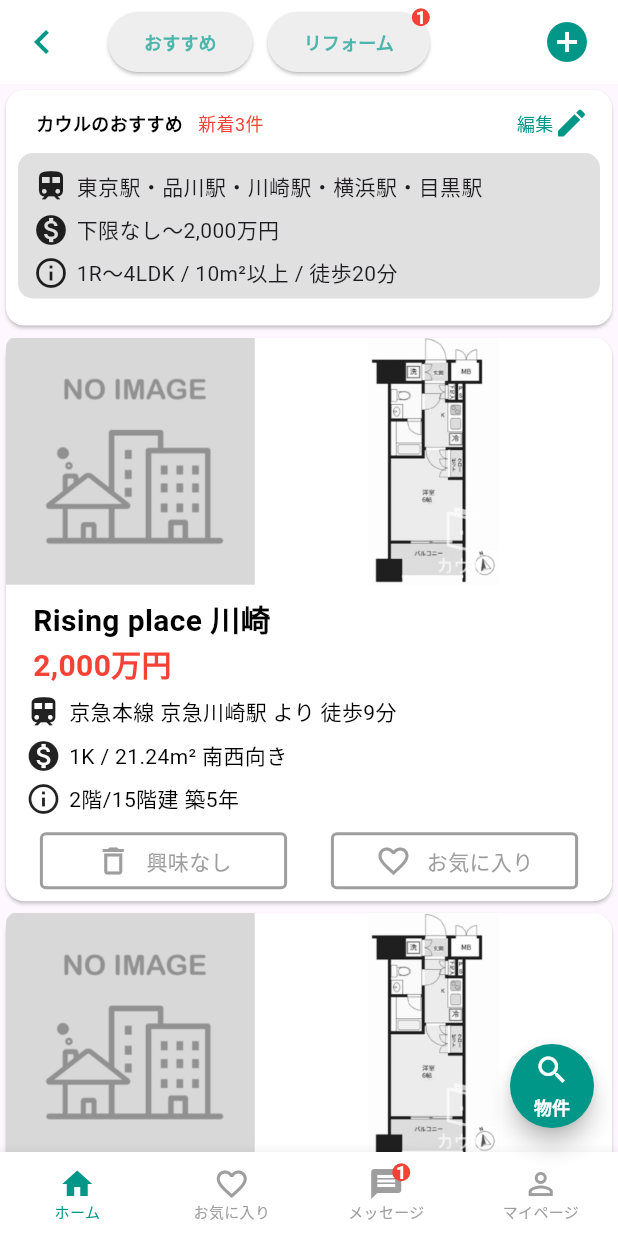
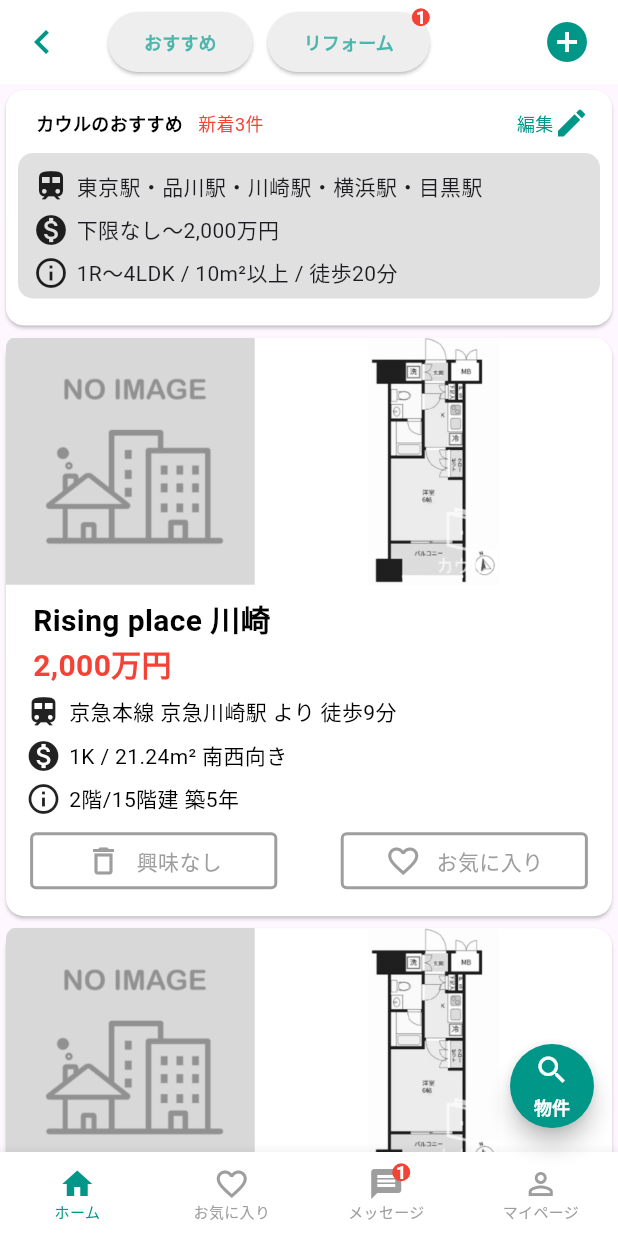
Before and after one commit to HikaruKusanagi27/flutter-tutorial, a Flutter app: the screen it shows after launch, after a tap on "2.2 Residence", on a phone screen of 412 x 824 dp. Run offline on Flutter 3.47's test engine with Material 3 defaults, Android fonts, the phone set to English and light mode, and no system bars.

Commit message:
fix: 修正

```diff
--- a/lib/building/building_layout_page.dart
+++ b/lib/building/building_layout_page.dart
@@ -5,14 +5,14 @@ class BuildingLayoutPage extends StatelessWidget {
 
   @override
   Widget build(BuildContext context) {
-    const String appTitle = 'Flutter layout demo';
+    const appTitle = 'Flutter layout demo';
     return MaterialApp(
       title: appTitle,
       home: Scaffold(
         appBar: AppBar(
-          title: Center(child: const Text(appTitle)),
+          title: const Center(child: Text(appTitle)),
         ),
-        body: SingleChildScrollView(
+        body: const SingleChildScrollView(
           child: Column(
             children: [
               ImageSection(
@@ -94,7 +94,7 @@ class ButtonSection extends StatelessWidget {
 
   @override
   Widget build(BuildContext context) {
-    final Color color = Theme.of(context).primaryColor;
+    final color = Theme.of(context).primaryColor;
     return SizedBox(
       child: Row(
         mainAxisAlignment: MainAxisAlignment.spaceEvenly,
@@ -222,9 +222,9 @@ class _FavoriteWidgetState extends State<FavoriteWidget> {
       mainAxisSize: MainAxisSize.min,
       children: [
         Container(
-          padding: const EdgeInsets.all(0),
+          padding: EdgeInsets.zero,
           child: IconButton(
-            padding: const EdgeInsets.all(0),
+            padding: EdgeInsets.zero,
             alignment: Alignment.center,
             icon: (_isFavorited
                 ? const Icon(Icons.star)
--- a/lib/index_page.dart
+++ b/lib/index_page.dart
@@ -19,43 +19,57 @@ class IndexPage extends StatelessWidget {
               onPressed: () {
                 Navigator.push(
                   context,
-                    MaterialPageRoute(
-                        builder: (context) => BuildingLayoutPage()),
+                  MaterialPageRoute<BuildingLayoutPage>(
+                    builder: (context) => const BuildingLayoutPage(),
+                  ),
                 );
               },
-                child: Text('Tutorial1')),
+              child: const Text('Tutorial1'),
+            ),
             ElevatedButton(
               onPressed: () {
                 Navigator.push(
                   context,
-                    MaterialPageRoute(builder: (context) => AnimationPage()),
+                  MaterialPageRoute<AnimationPage>(
+                    builder: (context) => const AnimationPage(),
+                  ),
                 );
               },
-                child: Text('Tutorial1-1')),
+              child: const Text('Tutorial1-1'),
+            ),
             ElevatedButton(
               onPressed: () {
                 Navigator.push(
                   context,
-                    MaterialPageRoute(builder: (context) => YoutubePage()),
+                  MaterialPageRoute<YoutubePage>(
+                    builder: (context) => const YoutubePage(),
+                  ),
                 );
               },
-                child: Text('2.1 YouTube')),
+              child: const Text('2.1 YouTube'),
+            ),
             ElevatedButton(
               onPressed: () {
                 Navigator.push(
                   context,
-                    MaterialPageRoute(builder: (context) => ResidencePage()),
+                  MaterialPageRoute<ResidencePage>(
+                    builder: (context) => const ResidencePage(),
+                  ),
                 );
               },
-                child: Text('2.2 Residence')),
+              child: const Text('2.2 Residence'),
+            ),
             ElevatedButton(
               onPressed: () {
                 Navigator.push(
                   context,
-                    MaterialPageRoute(builder: (context) => MerucariPage()),
+                  MaterialPageRoute<MerucariPage>(
+                    builder: (context) => const MerucariPage(),
+                  ),
                 );
               },
-                child: Text('2.3 mercari')),
+              child: const Text('2.3 mercari'),
+            ),
           ],
         ),
       ),
--- a/lib/residence/residence_page.dart
+++ b/lib/residence/residence_page.dart
@@ -8,8 +8,8 @@ class ResidencePage extends StatelessWidget {
   @override
   Widget build(BuildContext context) {
     return Scaffold(
-      appBar: _AppBarWidget(),
-      body: SingleChildScrollView(
+      appBar: const _AppBarWidget(),
+      body: const SingleChildScrollView(
         child: Column(
           children: [
             _RecommendedPropertiesCard(),
@@ -19,10 +19,10 @@ class ResidencePage extends StatelessWidget {
         ),
       ),
       floatingActionButton: FloatingActionButton(
-        shape: CircleBorder(),
+        shape: const CircleBorder(),
         onPressed: () {},
         backgroundColor: Colors.teal,
-        child: Column(
+        child: const Column(
           mainAxisAlignment: MainAxisAlignment.center,
           children: [
             Icon(Icons.search, size: 24, color: Colors.white),
@@ -38,7 +38,7 @@ class ResidencePage extends StatelessWidget {
           ],
         ),
       ),
-      bottomNavigationBar: BottomBarWidget(),
+      bottomNavigationBar: const BottomBarWidget(),
     );
   }
 }
@@ -53,7 +53,8 @@ class _AppBarWidget extends StatelessWidget implements PreferredSizeWidget {
     return AppBar(
       backgroundColor: Colors.white,
       leading: IconButton(
-        icon: Icon(Icons.keyboard_arrow_left, color: Colors.teal, size: 32),
+        icon:
+            const Icon(Icons.keyboard_arrow_left, color: Colors.teal, size: 32),
         onPressed: () {
           Navigator.pop(context);
         },
@@ -74,7 +75,7 @@ class _AppBarWidget extends StatelessWidget implements PreferredSizeWidget {
               ),
             ),
           ),
-          SizedBox(width: 10),
+          const SizedBox(width: 10),
           Stack(
             children: [
               ElevatedButton(
@@ -94,16 +95,16 @@ class _AppBarWidget extends StatelessWidget implements PreferredSizeWidget {
               Positioned(
                 right: 0,
                 child: Container(
-                  decoration: BoxDecoration(
+                  decoration: const BoxDecoration(
                     color: Colors.red,
                     shape: BoxShape.circle,
                   ),
-                  constraints: BoxConstraints(
+                  constraints: const BoxConstraints(
                     minHeight: 12,
                     minWidth: 12,
                   ),
                   alignment: Alignment.center,
-                  child: Text(
+                  child: const Text(
                     '1',
                     style: TextStyle(
                       color: Colors.white,
@@ -114,15 +115,15 @@ class _AppBarWidget extends StatelessWidget implements PreferredSizeWidget {
                 ),
               ),
             ],
-          )
+          ),
         ],
       ),
       actions: <Widget>[
         IconButton(
-          icon: Icon(Icons.add_circle, color: Colors.teal, size: 32),
+          icon: const Icon(Icons.add_circle, color: Colors.teal, size: 32),
           onPressed: () {},
         ),
-        SizedBox(width: 10),
+        const SizedBox(width: 10),
       ],
     );
   }
@@ -139,8 +140,8 @@ class _RecommendedPropertiesCard extends StatelessWidget {
           color: Colors.white,
           child: Column(
             children: [
-              SizedBox(height: 10),
-              Row(
+              const SizedBox(height: 10),
+              const Row(
                 mainAxisAlignment: MainAxisAlignment.spaceBetween,
                 children: [
                   Row(
@@ -180,14 +181,14 @@ class _RecommendedPropertiesCard extends StatelessWidget {
                 ],
               ),
               Padding(
-                padding: const EdgeInsets.all(8.0),
+                padding: const EdgeInsets.all(8),
                 child: Container(
-                  padding: const EdgeInsets.all(5.0),
+                  padding: const EdgeInsets.all(5),
                   decoration: BoxDecoration(
                     color: Colors.grey[300],
                     borderRadius: BorderRadius.circular(10),
                   ),
-                  child: Column(
+                  child: const Column(
                     children: [
                       SizedBox(height: 5),
                       Row(
@@ -197,7 +198,7 @@ class _RecommendedPropertiesCard extends StatelessWidget {
                             Icons.train,
                           ),
                           SizedBox(width: 5),
-                          const Text(
+                          Text(
                             '東京駅・品川駅・川崎駅・横浜駅・目黒駅',
                           ),
                         ],
@@ -210,7 +211,7 @@ class _RecommendedPropertiesCard extends StatelessWidget {
                             Icons.monetization_on,
                           ),
                           SizedBox(width: 5),
-                          const Text(
+                          Text(
                             '下限なし〜2,000万円',
                           ),
                         ],
@@ -223,7 +224,7 @@ class _RecommendedPropertiesCard extends StatelessWidget {
                             Icons.info_outline,
                           ),
                           SizedBox(width: 5),
-                          const Text(
+                          Text(
                             '1R〜4LDK / 10m²以上 / 徒歩20分',
                           ),
                         ],
@@ -232,7 +233,7 @@ class _RecommendedPropertiesCard extends StatelessWidget {
                   ),
                 ),
               ),
-              SizedBox(height: 10),
+              const SizedBox(height: 10),
             ],
           ),
         ),
@@ -244,8 +245,8 @@ class _RecommendedPropertiesCard extends StatelessWidget {
 class _PropertyCard extends StatelessWidget {
   const _PropertyCard();
 
-  final String homeImage = 'images/home.png';
-  final String madoriImage = 'images/madori.png';
+  String get homeImage => 'images/home.png';
+  String get madoriImage => 'images/madori.png';
 
   @override
   Widget build(BuildContext context) {
@@ -268,14 +269,14 @@ class _PropertyCard extends StatelessWidget {
                   madoriImage,
                 ),
               ),
-              SizedBox(),
+              const SizedBox(),
             ],
           ),
           Padding(
-            padding: const EdgeInsets.all(8.0),
+            padding: const EdgeInsets.all(8),
             child: Column(
               children: [
-                Row(
+                const Row(
                   children: [
                     SizedBox(width: 10),
                     Text(
@@ -288,7 +289,7 @@ class _PropertyCard extends StatelessWidget {
                     ),
                   ],
                 ),
-                Row(
+                const Row(
                   children: [
                     SizedBox(width: 10),
                     Text(
@@ -301,8 +302,8 @@ class _PropertyCard extends StatelessWidget {
                     ),
                   ],
                 ),
-                SizedBox(height: 5),
-                Row(
+                const SizedBox(height: 5),
+                const Row(
                   children: [
                     SizedBox(width: 5),
                     Icon(
@@ -318,8 +319,8 @@ class _PropertyCard extends StatelessWidget {
                     ),
                   ],
                 ),
-                SizedBox(height: 5),
-                Row(
+                const SizedBox(height: 5),
+                const Row(
                   children: [
                     SizedBox(width: 5),
                     Icon(
@@ -335,8 +336,8 @@ class _PropertyCard extends StatelessWidget {
                     ),
                   ],
                 ),
-                SizedBox(height: 5),
-                Row(
+                const SizedBox(height: 5),
+                const Row(
                   children: [
                     SizedBox(width: 5),
                     Icon(
@@ -352,7 +353,7 @@ class _PropertyCard extends StatelessWidget {
                     ),
                   ],
                 ),
-                SizedBox(height: 10),
+                const SizedBox(height: 10),
                 Row(
                   mainAxisAlignment: MainAxisAlignment.spaceAround,
                   children: [
@@ -360,15 +361,15 @@ class _PropertyCard extends StatelessWidget {
                       padding: const EdgeInsets.all(5),
                       width: MediaQuery.of(context).size.width * 0.4,
                       decoration: BoxDecoration(
-                        border: Border.all(color: Colors.grey, width: 2.0),
+                        border: Border.all(color: Colors.grey, width: 2),
                         borderRadius: BorderRadius.circular(4),
                       ),
-                      child: Row(
+                      child: const Row(
                         mainAxisAlignment: MainAxisAlignment.center,
                         children: [
                           Icon(Icons.delete_outline, color: Colors.grey),
                           SizedBox(width: 10),
-                          const Text(
+                          Text(
                             '興味なし',
                             style: TextStyle(
                               color: Colors.grey,
@@ -378,19 +379,20 @@ class _PropertyCard extends StatelessWidget {
                         ],
                       ),
                     ),
+                    const SizedBox(width: 10),
                     Container(
                       padding: const EdgeInsets.all(5),
                       width: MediaQuery.of(context).size.width * 0.4,
                       decoration: BoxDecoration(
-                        border: Border.all(color: Colors.grey, width: 2.0),
+                        border: Border.all(color: Colors.grey, width: 2),
                         borderRadius: BorderRadius.circular(4),
                       ),
-                      child: Row(
+                      child: const Row(
                         mainAxisAlignment: MainAxisAlignment.center,
                         children: [
                           Icon(Icons.favorite_border, color: Colors.grey),
                           SizedBox(width: 10),
-                          const Text(
+                          Text(
                             'お気に入り',
                             style: TextStyle(
                               color: Colors.grey,
@@ -405,6 +407,7 @@ class _PropertyCard extends StatelessWidget {
               ],
             ),
           ),
+          const SizedBox(height: 10),
         ],
       ),
     );
@@ -421,8 +424,8 @@ class BottomBarWidget extends StatelessWidget {
     return BottomNavigationBar(
       type: BottomNavigationBarType.fixed,
       items: [
-        BottomNavigationBarItem(icon: Icon(Icons.home), label: 'ホーム'),
-        BottomNavigationBarItem(
+        const BottomNavigationBarItem(icon: Icon(Icons.home), label: 'ホーム'),
+        const BottomNavigationBarItem(
           icon: Icon(Icons.favorite_border),
           label: 'お気に入り',
         ),
@@ -430,7 +433,7 @@ class BottomBarWidget extends StatelessWidget {
           icon: Stack(
             clipBehavior: Clip.none,
             children: [
-              Icon(
+              const Icon(
                 Icons.message,
                 color: Colors.grey,
               ),
@@ -438,16 +441,16 @@ class BottomBarWidget extends StatelessWidget {
                 top: -4,
                 right: -4,
                 child: Container(
-                  decoration: BoxDecoration(
+                  decoration: const BoxDecoration(
                     color: Colors.red,
                     shape: BoxShape.circle,
                   ),
-                  constraints: BoxConstraints(
+                  constraints: const BoxConstraints(
                     minHeight: 12,
                     minWidth: 12,
                   ),
                   alignment: Alignment.center,
-                  child: Text(
+                  child: const Text(
                     '1',
                     style: TextStyle(
                       color: Colors.white,
@@ -461,7 +464,7 @@ class BottomBarWidget extends StatelessWidget {
           ),
           label: 'メッセージ',
         ),
-        BottomNavigationBarItem(
+        const BottomNavigationBarItem(
           icon: Icon(Icons.person_outline),
           label: 'マイページ',
         ),
@@ -472,7 +475,6 @@ class BottomBarWidget extends StatelessWidget {
       unselectedLabelStyle: const TextStyle(
         fontSize: 10,
       ),
-      currentIndex: 0,
       backgroundColor: Colors.white,
       selectedItemColor: Colors.teal,
       unselectedItemColor: Colors.grey,
--- a/pubspec.yaml
+++ b/pubspec.yaml
@@ -34,6 +34,7 @@ dependencies:
   # The following adds the Cupertino Icons font to your application.
   # Use with the CupertinoIcons class for iOS style icons.
   cupertino_icons: ^1.0.8
+  pedantic_mono: ^1.25.0
 
 dev_dependencies:
   flutter_test:
```
Also changed, not shown: analysis_options.yaml (+11 -26 lines). Lines whose indentation alone changed are shown as unchanged.
